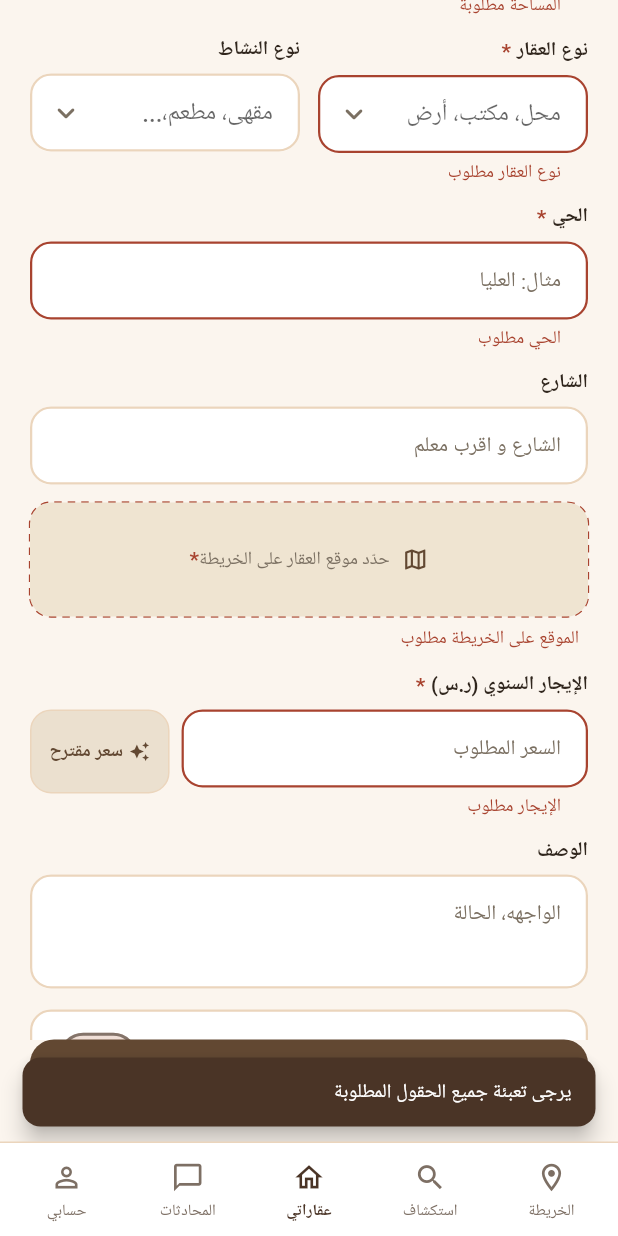
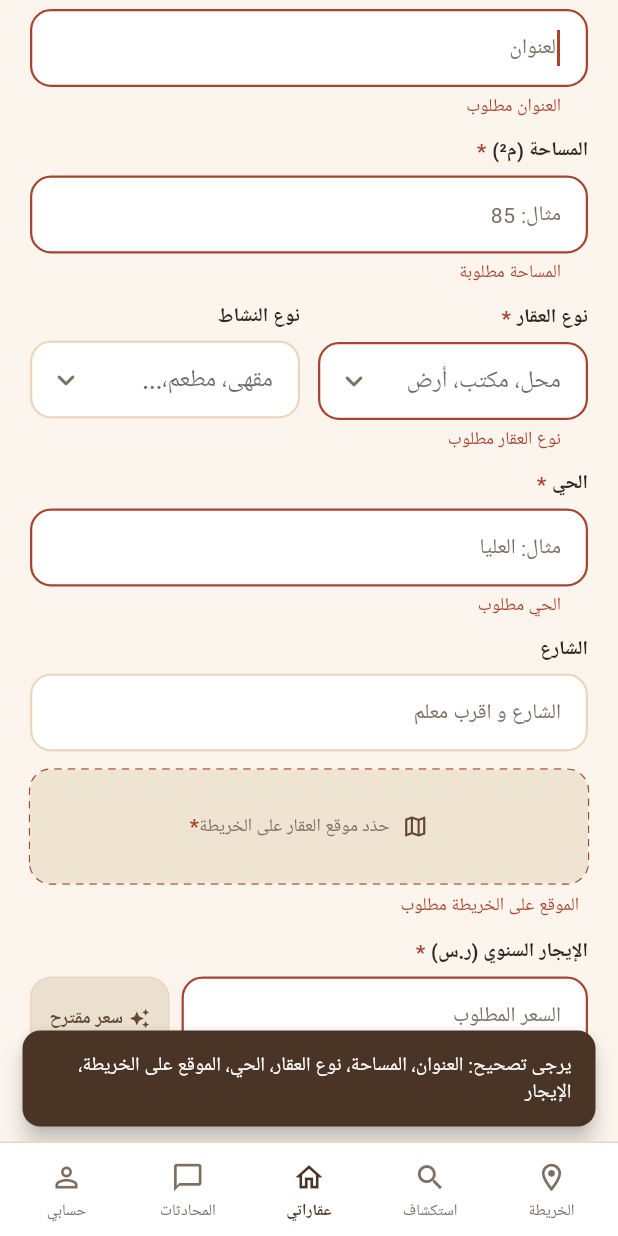
Before and after one commit to AlhanoufIB/2026-GP1-26, a Flutter app: the PropertyFormScreen screen opened directly, scrolled down 310 dp, after a tap on "نشر العقار", on a phone screen of 412 x 824 dp. Run offline on Flutter 3.47's test engine with Material 3 defaults, Android fonts, the phone set to English and light mode, and no system bars; our stand-ins replace cloud_firestore, firebase_auth, firebase_core, flutter_map, google_fonts, image_picker and 1 more; missing offline and left inert: firebase_data_connect; accounts and stored records are empty.

Commit message:
Editing form and adding nav bar

```diff
--- a/mullak/lib/screens/property_management/property_form_screen.dart
+++ b/mullak/lib/screens/property_management/property_form_screen.dart
@@ -60,6 +60,9 @@ class _PropertyFormScreenState extends State<PropertyFormScreen> {
   late final TextEditingController _address;
   late final TextEditingController _price;
   late final TextEditingController _description;
+  final _titleFocus = FocusNode();
+  final _areaFocus = FocusNode();
+  final _districtFocus = FocusNode();
   final _priceFocus = FocusNode();
 
   List<String> _images = [];
@@ -98,6 +101,9 @@ class _PropertyFormScreenState extends State<PropertyFormScreen> {
     _address.dispose();
     _price.dispose();
     _description.dispose();
+    _titleFocus.dispose();
+    _areaFocus.dispose();
+    _districtFocus.dispose();
     _priceFocus.dispose();
     super.dispose();
   }
@@ -106,13 +112,39 @@ class _PropertyFormScreenState extends State<PropertyFormScreen> {
     ScaffoldMessenger.of(context).showSnackBar(SnackBar(content: Text(text)));
   }
 
-  String? _requiredText(String? v, String msg) =>
-      (v == null || v.trim().isEmpty) ? msg : null;
+  // ───────── التحقق الفوري (يظهر للمستخدم أثناء الكتابة، قبل الإرسال) ─────────
+  String? _vTitle(String? v) {
+    final t = (v ?? '').trim();
+    if (t.isEmpty) return 'العنوان مطلوب';
+    if (t.length < 3) return 'العنوان قصير جداً (3 أحرف على الأقل)';
+    if (t.length > 80) return 'العنوان طويل (الحد الأقصى 80 حرفاً)';
+    return null;
+  }
 
-  String? _requiredNumber(String? v, String msg) {
-    if (v == null || v.trim().isEmpty) return msg;
-    final n = int.tryParse(v.trim());
-    return (n == null || n <= 0) ? 'أدخل رقماً صحيحاً' : null;
+  String? _vArea(String? v) {
+    final t = (v ?? '').trim();
+    if (t.isEmpty) return 'المساحة مطلوبة';
+    final n = int.tryParse(t);
+    if (n == null) return 'أدخل أرقاماً فقط';
+    if (n <= 0) return 'المساحة يجب أن تكون أكبر من 0';
+    return null;
+  }
+
+  String? _vDistrict(String? v) {
+    final t = (v ?? '').trim();
+    if (t.isEmpty) return 'الحي مطلوب';
+    if (t.length < 2) return 'اسم الحي قصير جداً';
+    if (RegExp(r'^[0-9\s]+$').hasMatch(t)) return 'اسم الحي لا يمكن أن يكون أرقاماً فقط';
+    return null;
+  }
+
+  String? _vPrice(String? v) {
+    final t = (v ?? '').trim();
+    if (t.isEmpty) return 'الإيجار مطلوب';
+    final n = int.tryParse(t);
+    if (n == null) return 'أدخل أرقاماً فقط';
+    if (n <= 0) return 'الإيجار يجب أن يكون أكبر من 0';
+    return null;
   }
 
   Future<void> _suggestPrice() async {
@@ -154,10 +186,27 @@ class _PropertyFormScreenState extends State<PropertyFormScreen> {
 
   Future<void> _submit() async {
     setState(() => _submitted = true);
-    final fieldsOk = _formKey.currentState!.validate();
-    final extraOk = _type != null && _latLng != null;
-    if (!fieldsOk || !extraOk) {
-      _showMessage('يرجى تعبئة جميع الحقول المطلوبة');
+    _formKey.currentState!.validate(); // يُظهر الأخطاء الحمراء تحت الحقول
+
+    // نجمع الحقول الخاطئة ونوجّه المستخدم لأول واحد
+    final problems = <String>[];
+    FocusNode? firstFocus;
+    void check(String label, bool bad, [FocusNode? f]) {
+      if (!bad) return;
+      problems.add(label);
+      firstFocus ??= f;
+    }
+
+    check('العنوان', _vTitle(_title.text) != null, _titleFocus);
+    check('المساحة', _vArea(_area.text) != null, _areaFocus);
+    check('نوع العقار', _type == null);
+    check('الحي', _vDistrict(_district.text) != null, _districtFocus);
+    check('الموقع على الخريطة', _latLng == null);
+    check('الإيجار', _vPrice(_price.text) != null, _priceFocus);
+
+    if (problems.isNotEmpty) {
+      _showMessage('يرجى تصحيح: ${problems.join('، ')}');
+      firstFocus?.requestFocus(); // يمرّر الشاشة للحقل الخاطئ تلقائياً
       return;
     }
 
@@ -214,6 +263,7 @@ class _PropertyFormScreenState extends State<PropertyFormScreen> {
             Expanded(
               child: Form(
                 key: _formKey,
+                autovalidateMode: AutovalidateMode.onUserInteraction,
                 child: SingleChildScrollView(
                   padding: const EdgeInsets.fromLTRB(20, 12, 20, 16),
                   child: Column(
@@ -236,7 +286,8 @@ class _PropertyFormScreenState extends State<PropertyFormScreen> {
                       AppTextField(
                         controller: _title,
                         hint: 'العنوان',
-                        validator: (v) => _requiredText(v, 'العنوان مطلوب'),
+                        focusNode: _titleFocus,
+                        validator: _vTitle,
                       ),
 
                       // 2) المساحة
@@ -246,7 +297,8 @@ class _PropertyFormScreenState extends State<PropertyFormScreen> {
                         hint: 'مثال: 85',
                         keyboardType: TextInputType.number,
                         inputFormatters: digits,
-                        validator: (v) => _requiredNumber(v, 'المساحة مطلوبة'),
+                        focusNode: _areaFocus,
+                        validator: _vArea,
                       ),
 
                       // 3+4) نوع العقار + نوع النشاط (يعتمد على النوع)
@@ -299,7 +351,8 @@ class _PropertyFormScreenState extends State<PropertyFormScreen> {
                       AppTextField(
                         controller: _district,
                         hint: 'مثال: العليا',
-                        validator: (v) => _requiredText(v, 'الحي مطلوب'),
+                        focusNode: _districtFocus,
+                        validator: _vDistrict,
                       ),
 
                       // 6) الشارع
@@ -356,8 +409,7 @@ class _PropertyFormScreenState extends State<PropertyFormScreen> {
                               focusNode: _priceFocus,
                               keyboardType: TextInputType.number,
                               inputFormatters: digits,
-                              validator: (v) =>
-                                  _requiredNumber(v, 'الإيجار مطلوب'),
+                              validator: _vPrice,
                             ),
                           ),
                           const SizedBox(width: 8),
--- a/mullak/lib/screens/property_management/suggested_price_screen.dart
+++ b/mullak/lib/screens/property_management/suggested_price_screen.dart
@@ -4,6 +4,7 @@ import '../../services/price_estimation_service.dart';
 import '../../theme/app_colors.dart';
 import '../../widgets/back_link.dart';
 import '../../widgets/custom_button.dart';
+import '../../widgets/app_bottom_nav.dart';
 
 /// نتيجة الشاشة:
 /// - use: المستخدم اختار السعر المقترح (price = estimated)
@@ -85,6 +86,7 @@ class SuggestedPriceScreen extends StatelessWidget {
           ),
         ),
       ),
+      bottomNavigationBar: const AppBottomNav(current: AppTab.myProperties),
     );
   }
 }
@@ -156,13 +158,14 @@ class _InfoCard extends StatelessWidget {
                   color: AppColors.textDark)),
           const SizedBox(height: 8),
           _row('مساحة العقار ونوعه', '$type · $area م²'),
-          _row('الموقع', district.isEmpty ? '—' : district),
+          _row('الموقع', district.trim().isEmpty ? '—' : district.trim()),
           _row('أسعار الإيجار القريبة', 'بيانات السوق', last: true),
         ],
       ),
     );
   }
 
+  /// كل القيم تنحاز لنفس الحافة (اليسرى في RTL) بغض النظر عن طول العنوان أو القيمة.
   Widget _row(String label, String value, {bool last = false}) {
     return Container(
       padding: const EdgeInsets.symmetric(vertical: 12),
@@ -176,9 +179,10 @@ class _InfoCard extends StatelessWidget {
           Text(label,
               style:
                   const TextStyle(fontSize: 12, color: AppColors.textDark)),
-          const Spacer(),
-          Flexible(
+          const SizedBox(width: 12),
+          Expanded(
             child: Text(value,
+                textAlign: TextAlign.end,
                 style: const TextStyle(
                     fontSize: 12, color: AppColors.textMuted)),
           ),
```
